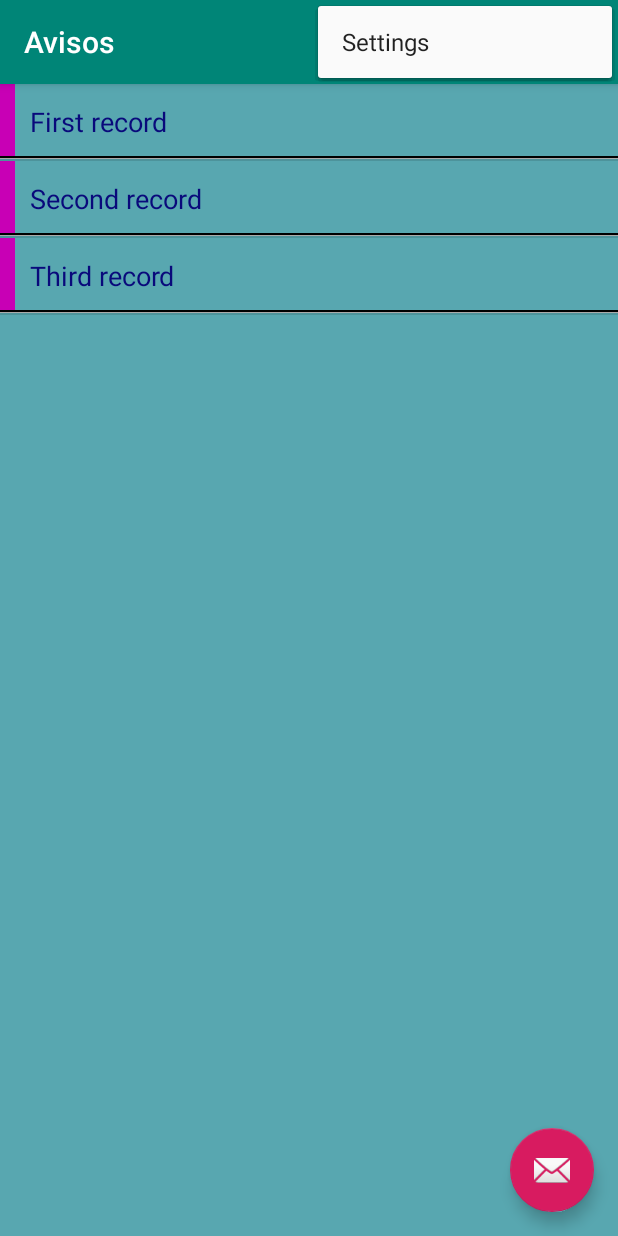
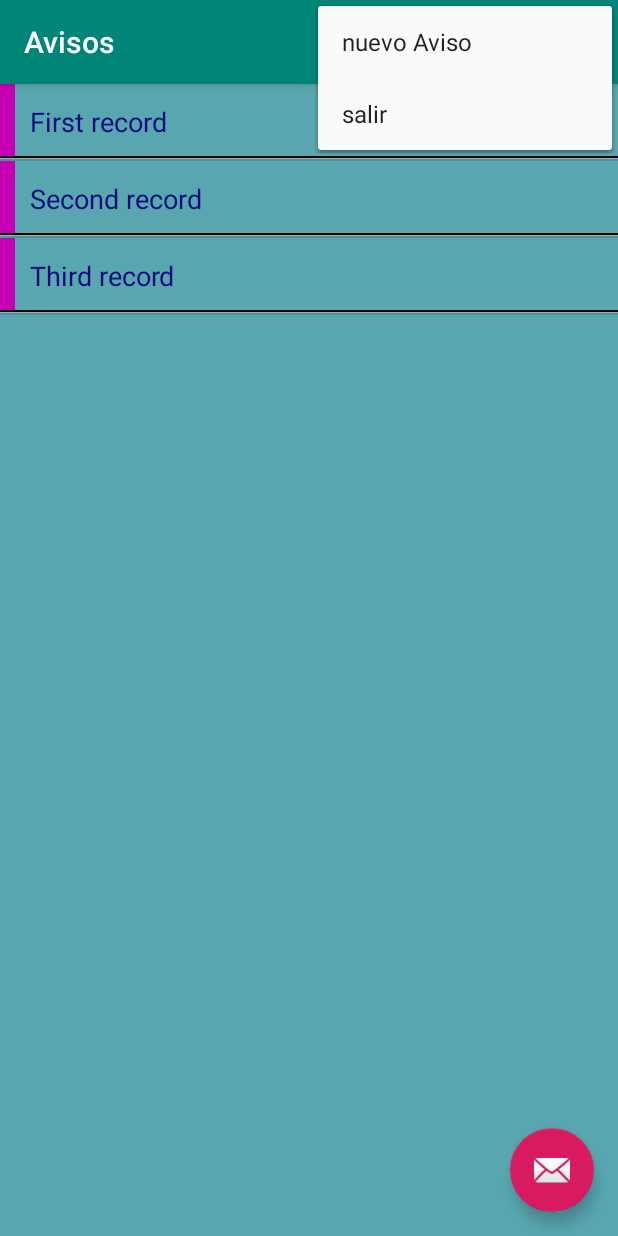
Before and after one commit to Diegobalay1/Avisos, an Android app: the screen it shows after launch (AvisosActivity), with the options menu open, on a phone screen of 412 x 824 dp. Run offline under Robolectric (Android 15) with nearby library versions, the phone set to English and light mode, and no system bars.

Commit message:
Añadidos items nuevo aviso y salir al menú

```diff
--- a/app/src/main/res/menu/menu_main.xml
+++ b/app/src/main/res/menu/menu_avisos.xml
@@ -3,8 +3,13 @@
     xmlns:tools="http://schemas.android.com/tools"
     tools:context="com.androidiego.avisos.AvisosActivity">
     <item
-        android:id="@+id/action_settings"
+        android:id="@+id/action_nuevo"
         android:orderInCategory="100"
-        android:title="@string/action_settings"
+        android:title="@string/nuevo_aviso"
+        app:showAsAction="never" />
+    <item
+        android:id="@+id/action_salir"
+        android:orderInCategory="200"
+        android:title="@string/salir"
         app:showAsAction="never" />
 </menu>
--- a/app/src/main/res/values/strings.xml
+++ b/app/src/main/res/values/strings.xml
@@ -1,4 +1,6 @@
 <resources>
     <string name="app_name">Avisos</string>
     <string name="action_settings">Settings</string>
+    <string name="nuevo_aviso">nuevo Aviso</string>
+    <string name="salir">salir</string>
 </resources>
--- a/build.gradle
+++ b/build.gradle
@@ -7,7 +7,7 @@
 
     }
     dependencies {
-        classpath 'com.android.tools.build:gradle:3.4.2'
+        classpath 'com.android.tools.build:gradle:3.5.0'
 
         // NOTE: Do not place your application dependencies here; they belong
         // in the individual module build.gradle files
```
Also changed, not shown: app/src/main/java/com/androidiego/avisos/AvisosActivity.java (+13 -5 lines), gradle/wrapper/gradle-wrapper.properties.
